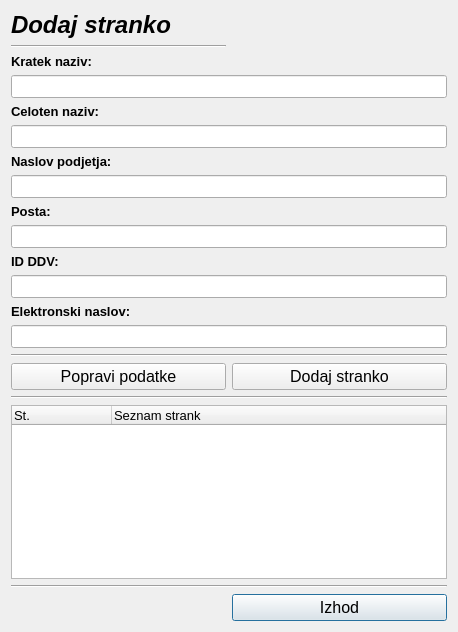
Above: dodajpodjetje.ui from MaxMaxy/racun before the change. Below: the same form after it.
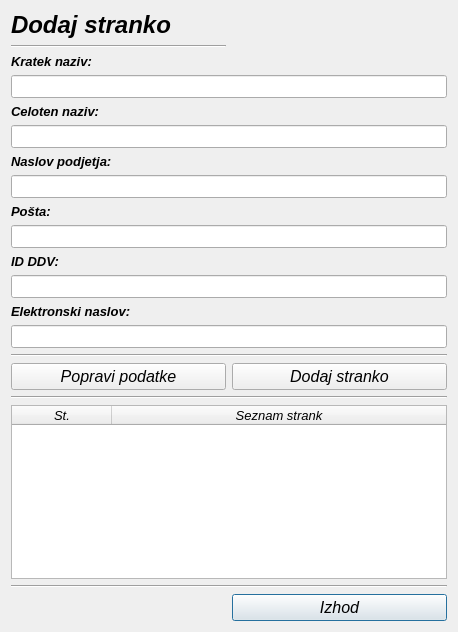
That is the form after the change.

The edit to the form file:
```diff
--- a/dodajpodjetje.ui
+++ b/dodajpodjetje.ui
@@ -29,8 +29,7 @@
       <font>
        <family>MS Sans Serif</family>
        <pointsize>10</pointsize>
-       <weight>50</weight>
-       <bold>false</bold>
+       <italic>true</italic>
       </font>
      </property>
      <property name="styleSheet">
@@ -46,11 +45,31 @@
       <property name="text">
        <string>St.</string>
       </property>
+      <property name="font">
+       <font>
+        <family>MS Sans Serif</family>
+        <pointsize>10</pointsize>
+        <italic>true</italic>
+       </font>
+      </property>
+      <property name="textAlignment">
+       <set>AlignCenter</set>
+      </property>
      </column>
      <column>
       <property name="text">
        <string>Seznam strank</string>
       </property>
+      <property name="font">
+       <font>
+        <family>MS Sans Serif</family>
+        <pointsize>10</pointsize>
+        <italic>true</italic>
+       </font>
+      </property>
+      <property name="textAlignment">
+       <set>AlignCenter</set>
+      </property>
      </column>
     </widget>
    </item>
@@ -60,6 +79,7 @@
       <font>
        <family>MS Sans Serif</family>
        <pointsize>12</pointsize>
+       <italic>true</italic>
       </font>
      </property>
      <property name="text">
@@ -74,11 +94,12 @@
        <family>MS Sans Serif</family>
        <pointsize>10</pointsize>
        <weight>75</weight>
+       <italic>true</italic>
        <bold>true</bold>
       </font>
      </property>
      <property name="text">
-      <string>Posta:</string>
+      <string>Pošta:</string>
      </property>
      <property name="buddy">
       <cstring>lineEdit_posta</cstring>
@@ -125,6 +146,7 @@
        <family>MS Sans Serif</family>
        <pointsize>10</pointsize>
        <weight>75</weight>
+       <italic>true</italic>
        <bold>true</bold>
       </font>
      </property>
@@ -173,6 +195,7 @@
        <family>MS Sans Serif</family>
        <pointsize>10</pointsize>
        <weight>75</weight>
+       <italic>true</italic>
        <bold>true</bold>
       </font>
      </property>
@@ -191,6 +214,7 @@
        <family>MS Sans Serif</family>
        <pointsize>10</pointsize>
        <weight>75</weight>
+       <italic>true</italic>
        <bold>true</bold>
       </font>
      </property>
@@ -219,6 +243,7 @@
        <family>MS Sans Serif</family>
        <pointsize>10</pointsize>
        <weight>75</weight>
+       <italic>true</italic>
        <bold>true</bold>
       </font>
      </property>
@@ -244,6 +269,7 @@
        <family>MS Sans Serif</family>
        <pointsize>10</pointsize>
        <weight>75</weight>
+       <italic>true</italic>
        <bold>true</bold>
       </font>
      </property>
@@ -278,6 +304,7 @@
       <font>
        <family>MS Sans Serif</family>
        <pointsize>12</pointsize>
+       <italic>true</italic>
       </font>
      </property>
      <property name="text">
@@ -291,6 +318,7 @@
       <font>
        <family>MS Sans Serif</family>
        <pointsize>12</pointsize>
+       <italic>true</italic>
       </font>
      </property>
      <property name="text">
```
Left out of the diff: 30 changed lines with no effect on the pictures.
